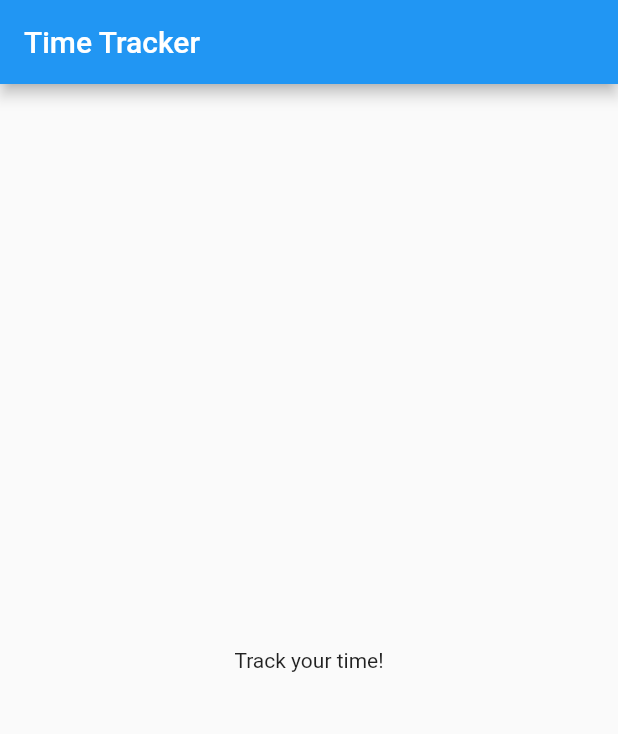
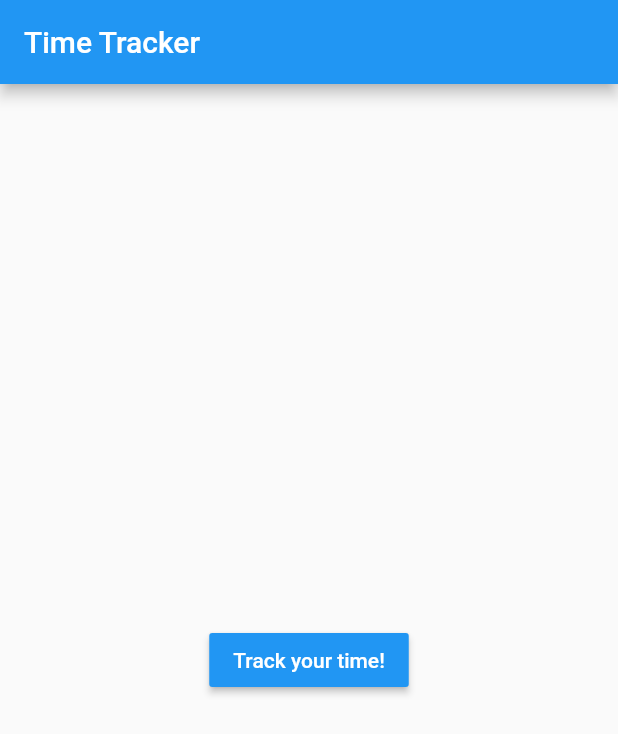
Before and after one commit to ubclaunchpad/time-tracker, a Flutter app: the screen it shows after launch, on a phone screen of 412 x 824 dp. Shown: the top 734 px of the screen. Run offline on Flutter 3.47's test engine with Material 2 defaults, Android fonts, the phone set to English and light mode, and no system bars.

Commit message:
added capability to switch from home screen to task list screen and back

```diff
--- a/lib/main.dart
+++ b/lib/main.dart
@@ -1,20 +1,29 @@
 import 'package:flutter/material.dart';
+import 'screens/task_list.dart';
 
-void main() => runApp(MyApp());
+void main() => runApp(MaterialApp(
+    title: "Time Tracker",
+    home: MyApp(),
+));
 
 class MyApp extends StatelessWidget {
   @override
   Widget build(BuildContext context) {
-    return MaterialApp(
-      title: 'Time Tracker',
-      home: Scaffold(
+    return Scaffold(
         appBar: AppBar(
           title: Text('Time Tracker'),
         ),
         body: Center(
-          child: Text('Track your time!'),
+	  child: RaisedButton(
+             child: Text('Track your time!'),
+	     color: Theme.of(context).primaryColor,
+	     textColor: Colors.white,
+ 	     onPressed: (){
+	        Navigator.push(context, MaterialPageRoute(builder:(context) => TaskListScreen()),
+	     );
+	   }
         ),
       ),
-    );
+   );
   }
 }
```
Also changed, not shown: lib/screens/task_list.dart (added, +23 -0 lines).
